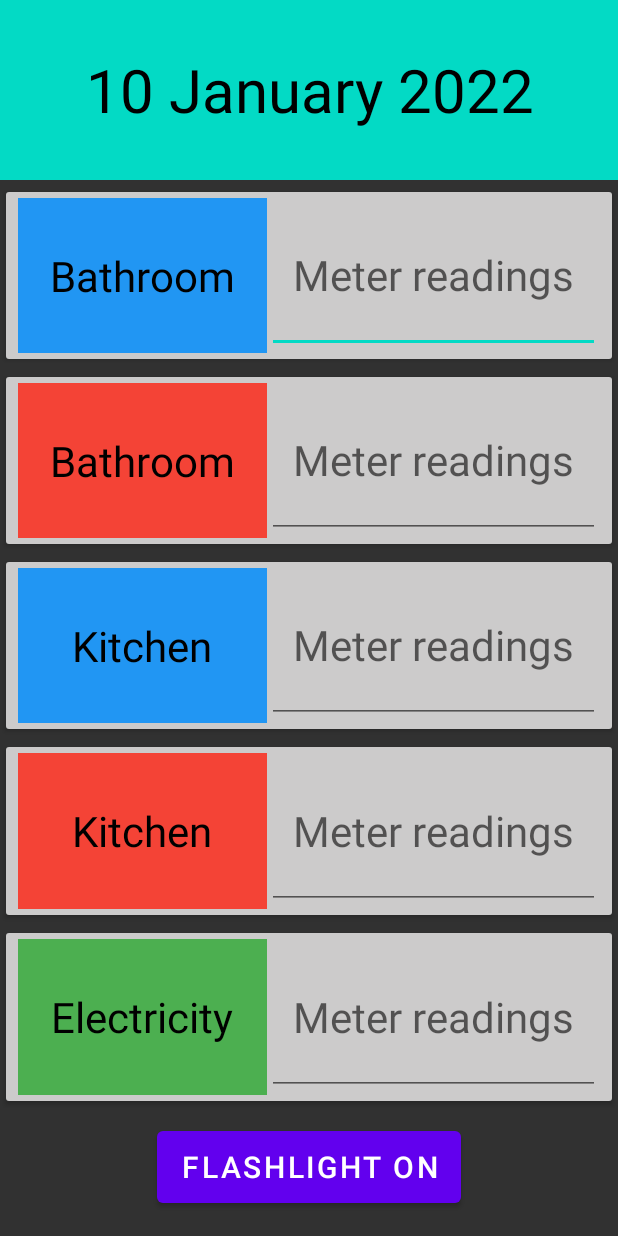
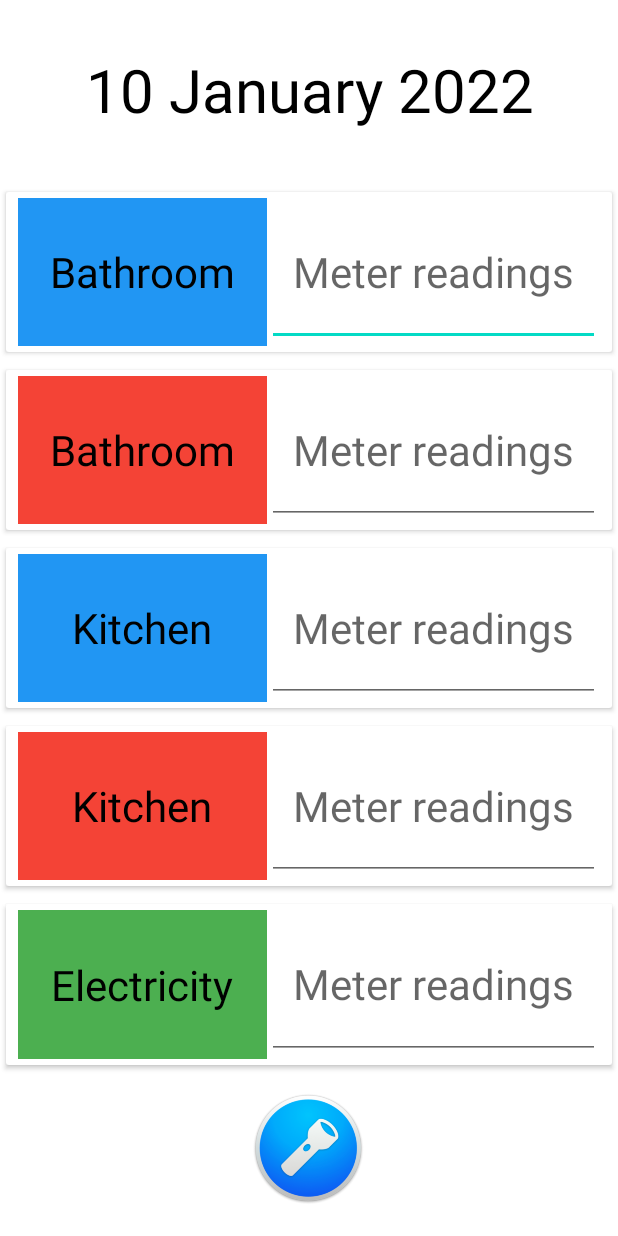
Before and after one commit to victor1810/UtilityMeters, an Android app: the screen it shows after launch (MainActivity), on a phone screen of 412 x 824 dp. Run offline under Robolectric (Android 15) with nearby library versions, the phone set to English and light mode, and no system bars; 2 statements that could not run were skipped.

Commit message:
Изменена цветовая схема и кнопка фонарика на ImageButton

```diff
--- a/app/src/main/java/com/victor/utilitymeters/MainActivity.kt
+++ b/app/src/main/java/com/victor/utilitymeters/MainActivity.kt
@@ -6,7 +6,7 @@ import android.hardware.camera2.CameraManager
 import android.os.Build
 import androidx.appcompat.app.AppCompatActivity
 import android.os.Bundle
-import android.widget.Button
+import android.widget.ImageButton
 import android.widget.LinearLayout
 import android.widget.TextView
 import java.text.SimpleDateFormat
@@ -49,7 +49,7 @@ class MainActivity : AppCompatActivity() {
 
     // Код фонарика ********************************************************************************
     private fun openFlashLight() {
-        val btnLight: Button = findViewById(R.id.flashlightButton)
+        val btnLight: ImageButton = findViewById(R.id.imageButton)
         btnLight.setOnClickListener { openFlashLight() }
         val cameraManager = getSystemService(Context.CAMERA_SERVICE) as CameraManager
         val cameraId = cameraManager.cameraIdList[0]
@@ -59,7 +59,6 @@ class MainActivity : AppCompatActivity() {
                     cameraManager.setTorchMode(cameraId, false)
                 }
                 flashLightStatus = true
-                btnLight.text = "Flashlight ON"
 
             } catch (e: CameraAccessException) {
             }
@@ -69,7 +68,6 @@ class MainActivity : AppCompatActivity() {
                     cameraManager.setTorchMode(cameraId, true)
                 }
                 flashLightStatus = false
-                btnLight.text = "Flashlight OFF"
             } catch (e: CameraAccessException) {
             }
         }
--- a/app/src/main/res/layout/activity_main.xml
+++ b/app/src/main/res/layout/activity_main.xml
@@ -4,14 +4,12 @@
     xmlns:tools="http://schemas.android.com/tools"
     android:layout_width="match_parent"
     android:layout_height="match_parent"
-    android:background="@color/dark_gray"
     tools:context=".MainActivity">
 
     <TextView
         android:id="@+id/textDate"
         android:layout_width="match_parent"
         android:layout_height="120dp"
-        android:background="@color/teal_200"
         android:gravity="center"
         android:text="@string/date"
         android:textColor="@color/black"
@@ -26,9 +24,8 @@
         android:layout_width="match_parent"
         android:layout_height="0dp"
         android:layout_marginTop="2dp"
-        android:layout_marginBottom="8dp"
         android:orientation="vertical"
-        app:layout_constraintBottom_toTopOf="@+id/flashlightButton"
+        app:layout_constraintBottom_toTopOf="@+id/imageButton"
         app:layout_constraintEnd_toEndOf="parent"
         app:layout_constraintStart_toStartOf="parent"
         app:layout_constraintTop_toBottomOf="@+id/textDate">
@@ -39,7 +36,7 @@
             android:layout_width="match_parent"
             android:layout_height="0dp"
             android:layout_weight="1"
-            android:backgroundTint="@color/gray"
+            android:backgroundTint="@color/white"
             android:orientation="horizontal">
 
             <TextView
@@ -73,7 +70,7 @@
             android:layout_width="match_parent"
             android:layout_height="0dp"
             android:layout_weight="1"
-            android:backgroundTint="@color/gray"
+            android:backgroundTint="@color/white"
             android:orientation="horizontal">
 
             <TextView
@@ -107,7 +104,7 @@
             android:layout_width="match_parent"
             android:layout_height="0dp"
             android:layout_weight="1"
-            android:backgroundTint="@color/gray"
+            android:backgroundTint="@color/white"
             android:orientation="horizontal">
 
             <TextView
@@ -141,7 +138,7 @@
             android:layout_width="match_parent"
             android:layout_height="0dp"
             android:layout_weight="1"
-            android:backgroundTint="@color/gray"
+            android:backgroundTint="@color/white"
             android:orientation="horizontal">
 
             <TextView
@@ -175,7 +172,7 @@
             android:layout_width="match_parent"
             android:layout_height="0dp"
             android:layout_weight="1"
-            android:backgroundTint="@color/gray"
+            android:backgroundTint="@color/white"
             android:orientation="horizontal">
 
             <TextView
@@ -205,15 +202,16 @@
 
     </LinearLayout>
 
-    <Button
-        android:id="@+id/flashlightButton"
-        android:layout_width="wrap_content"
-        android:layout_height="60dp"
-        android:layout_marginBottom="16dp"
-        android:text="Flashlight ON"
-        android:textSize="20sp"
+    <ImageButton
+        android:id="@+id/imageButton"
+        android:layout_width="100dp"
+        android:layout_height="100dp"
+        android:layout_marginBottom="8dp"
+        android:backgroundTint="@android:color/transparent"
+        android:scaleType="fitCenter"
         app:layout_constraintBottom_toBottomOf="parent"
         app:layout_constraintEnd_toEndOf="@+id/linearLayout"
-        app:layout_constraintStart_toStartOf="@+id/linearLayout" />
+        app:layout_constraintStart_toStartOf="@+id/linearLayout"
+        app:srcCompat="@drawable/flashlight" />
 
 </androidx.constraintlayout.widget.ConstraintLayout>
```
Also changed, not shown: app/src/main/res/drawable/flashlight.png (added).
